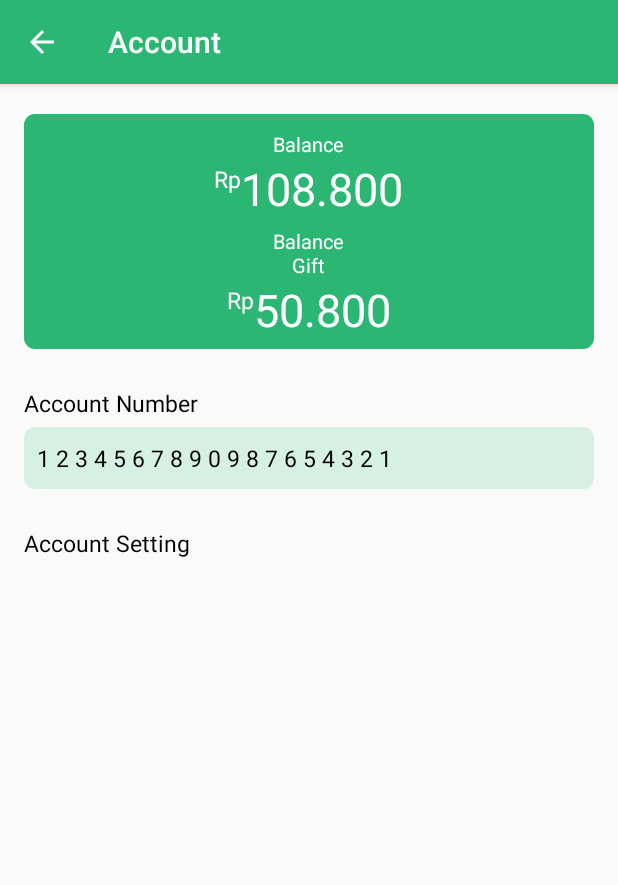
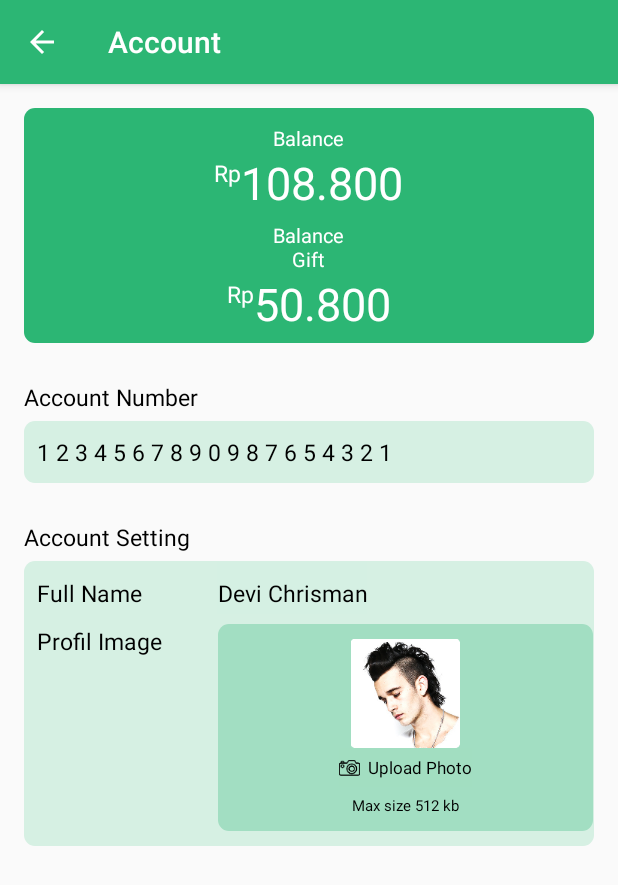
Before and after one commit to devichrisman/IMMEClient, an Android app: the AccountActivity screen opened directly, with no data from a screen before it, on a phone screen of 412 x 824 dp. Shown: the top 885 px of the screen. Run offline under Robolectric (Android 15) with nearby library versions, the phone set to English and light mode, and no system bars.

Commit message:
Update Page Account

```diff
--- /dev/null
+++ b/IMMEClient/app/src/main/res/drawable/account_account_setting_name_list.xml
@@ -0,0 +1,20 @@
+<?xml version="1.0" encoding="utf-8"?>
+<layer-list xmlns:android="http://schemas.android.com/apk/res/android">
+    <item>
+        <shape android:shape="rectangle">
+            <solid android:color="#2cb674"/>
+            <corners android:radius="0dp" />
+        </shape>
+    </item>
+
+    <item
+        android:left="0dp"
+        android:right="0dp"
+        android:top="0dp"
+        android:bottom="0.5dp">
+        <shape android:shape="rectangle">
+            <solid android:color="#d5f0e3"/>
+            <corners android:radius="0dp" />
+        </shape>
+    </item>
+</layer-list>
--- /dev/null
+++ b/IMMEClient/app/src/main/res/drawable/account_account_setting_profile_bg.xml
@@ -0,0 +1,18 @@
+<?xml version="1.0" encoding="utf-8"?>
+<shape xmlns:android="http://schemas.android.com/apk/res/android">
+    <solid
+
+        android:color="#A2Dec2"/>
+    <!-- warna hijau dalam #A2Dec2  -->
+    <padding
+        android:left="1dp"
+        android:top="1dp"
+        android:right="1dp"
+        android:bottom="1dp"/>
+
+    <corners
+        android:bottomRightRadius="7dp"
+        android:bottomLeftRadius="7dp"
+        android:topLeftRadius="7dp"
+        android:topRightRadius="7dp"/>
+</shape>
--- /dev/null
+++ b/IMMEClient/app/src/main/res/drawable/account_account_setting_profile_list.xml
@@ -0,0 +1,20 @@
+<?xml version="1.0" encoding="utf-8"?>
+<layer-list xmlns:android="http://schemas.android.com/apk/res/android">
+    <item>
+        <shape android:shape="rectangle">
+            <solid android:color="#2cb674"/>
+            <corners android:radius="0dp" />
+        </shape>
+    </item>
+
+    <item
+        android:left="0dp"
+        android:right="0dp"
+        android:top="0dp"
+        android:bottom="0.5dp">
+        <shape android:shape="rectangle">
+            <solid android:color="#a2dec1"/>
+            <corners android:radius="0dp" />
+        </shape>
+    </item>
+</layer-list>
--- a/IMMEClient/app/src/main/res/layout/content_account.xml
+++ b/IMMEClient/app/src/main/res/layout/content_account.xml
@@ -4,10 +4,10 @@
     xmlns:app="http://schemas.android.com/apk/res-auto"
     android:layout_width="match_parent"
     android:layout_height="match_parent"
-    android:paddingLeft="@dimen/activity_horizontal_margin"
-    android:paddingRight="@dimen/activity_horizontal_margin"
-    android:paddingTop="@dimen/activity_vertical_margin"
-    android:paddingBottom="@dimen/activity_vertical_margin"
+    android:paddingLeft="@dimen/zero"
+    android:paddingRight="@dimen/zero"
+    android:paddingTop="@dimen/zero"
+    android:paddingBottom="@dimen/zero"
     app:layout_behavior="@string/appbar_scrolling_view_behavior"
     tools:showIn="@layout/activity_account"
     tools:context="com.imme.immeclient.AccountActivity"
@@ -21,7 +21,10 @@
             <LinearLayout
                 android:layout_width="fill_parent"
                 android:layout_height="wrap_content"
-                android:orientation="vertical">
+                android:orientation="vertical"
+                android:paddingRight="16dp"
+                android:paddingLeft="16dp"
+                android:paddingTop="16dp">
 
                 <LinearLayout
                     android:id="@+id/bg_green"
@@ -145,9 +148,112 @@
                         android:text="Account Setting"
                         android:paddingBottom="5dp"
                         android:textSize="15sp"
-                        android:textColor="#000000"
-                        />
+                        android:textColor="#000000"/>
 
+                </LinearLayout>
+
+                <LinearLayout
+                    android:layout_width="fill_parent"
+                    android:layout_height="wrap_content"
+                    android:paddingBottom="10dp"
+                    android:background="@drawable/account_account_number_bg"
+                    android:orientation="vertical">
+
+                    <LinearLayout
+                        android:layout_width="fill_parent"
+                        android:layout_height="fill_parent"
+                        android:orientation="horizontal">
+
+                        <TextView
+                            android:layout_width="wrap_content"
+                            android:layout_height="wrap_content"
+                            android:textSize="15sp"
+                            android:text="  Full Name"
+                            android:paddingRight="50dp"
+                            android:paddingTop="10dp"
+                            android:paddingBottom="10dp"
+                            android:textColor="#000000"/>
+
+                        <TextView
+                            android:layout_width="wrap_content"
+                            android:layout_height="wrap_content"
+                            android:textSize="15sp"
+                            android:gravity="center"
+                            android:text="Devi Chrisman"
+                            android:background="@drawable/account_account_setting_name_list"
+                            android:paddingTop="10dp"
+                            android:paddingBottom="3dp"
+                            android:textColor="#000000"/>
+                    </LinearLayout>
+
+                    <LinearLayout
+                        android:layout_width="fill_parent"
+                        android:layout_height="fill_parent"
+                        android:orientation="horizontal">
+
+                        <TextView
+                            android:layout_width="wrap_content"
+                            android:layout_height="wrap_content"
+                            android:textSize="15sp"
+                            android:text="  Profil Image"
+                            android:paddingRight="37dp"
+                            android:paddingTop="0.5dp"
+                            android:paddingBottom="10dp"
+                            android:textColor="#000000"/>
+
+                        <LinearLayout
+                            android:layout_width="fill_parent"
+                            android:layout_height="wrap_content"
+                            android:orientation="vertical"
+                            android:background="@drawable/account_account_setting_profile_bg"
+                            android:paddingTop="10dp"
+                            android:paddingBottom="10dp">
+
+                            <ImageView
+                                android:layout_width="wrap_content"
+                                android:layout_height="fill_parent"
+                                android:layout_gravity="center"
+                                android:src="@mipmap/profile_picture"/>
+
+                                <LinearLayout
+                                    android:layout_width="wrap_content"
+                                    android:layout_height="wrap_content"
+                                    android:orientation="horizontal"
+                                    android:layout_gravity="center"
+                                    android:background="@drawable/account_account_setting_profile_list">
+
+                                    <ImageView
+                                        android:layout_width="fill_parent"
+                                        android:layout_height="wrap_content"
+                                        android:paddingRight="5dp"
+                                        android:paddingTop="8dp"
+                                        android:paddingBottom="5dp"
+                                        android:src="@mipmap/profile_camera"/>
+
+                                    <TextView
+                                        android:layout_width="fill_parent"
+                                        android:layout_height="wrap_content"
+                                        android:textSize="11sp"
+                                        android:text="Upload Photo"
+                                        android:paddingTop="5dp"
+                                        android:paddingBottom="5dp"
+                                        android:textColor="#000000"/>
+
+                                </LinearLayout>
+
+                            <TextView
+                                android:layout_width="wrap_content"
+                                android:layout_height="wrap_content"
+                                android:textSize="10sp"
+                                android:gravity="center"
+                                android:layout_gravity="center"
+                                android:text="Max size 512 kb"
+                                android:paddingTop="5dp"
+                                android:textColor="#000000"/>
+
+                        </LinearLayout>
+
+                    </LinearLayout>
 
                 </LinearLayout>
 
```
Also changed, not shown: IMMEClient/app/src/main/res/mipmap-xxxhdpi/profile_camera.png (added), IMMEClient/app/src/main/res/mipmap-xxxhdpi/profile_picture.png (added), IMMEClient/app/src/main/res/mipmap-xxxhdpi/profile_picture_ktp.png (added), 1 other file.
